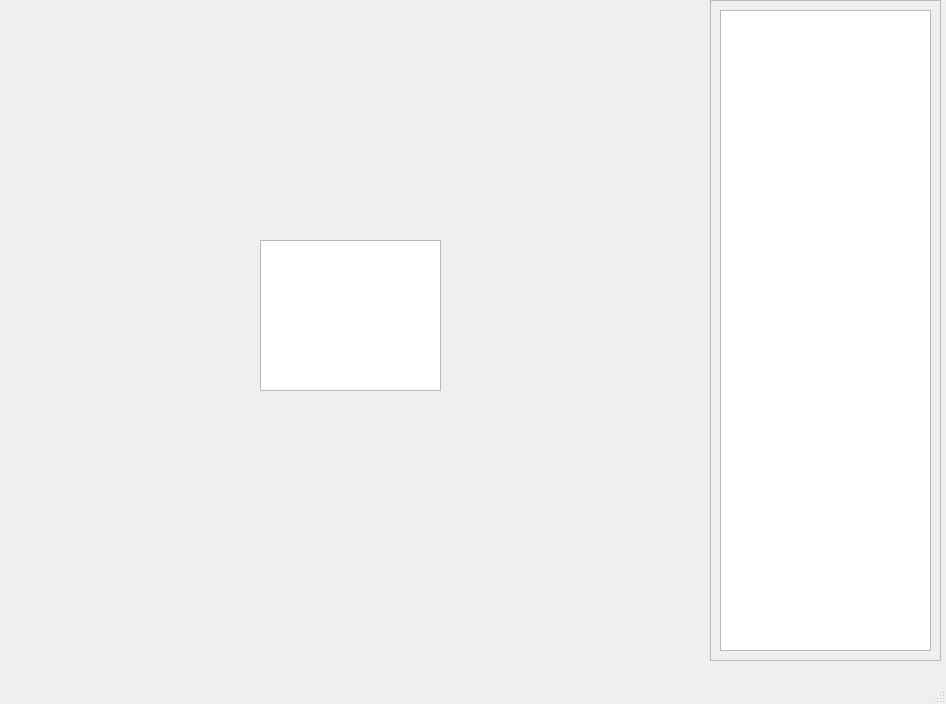
Before: the Qt Designer form mainwindow.ui in Entropy675/AED_Plus, drawn with Qt 5.
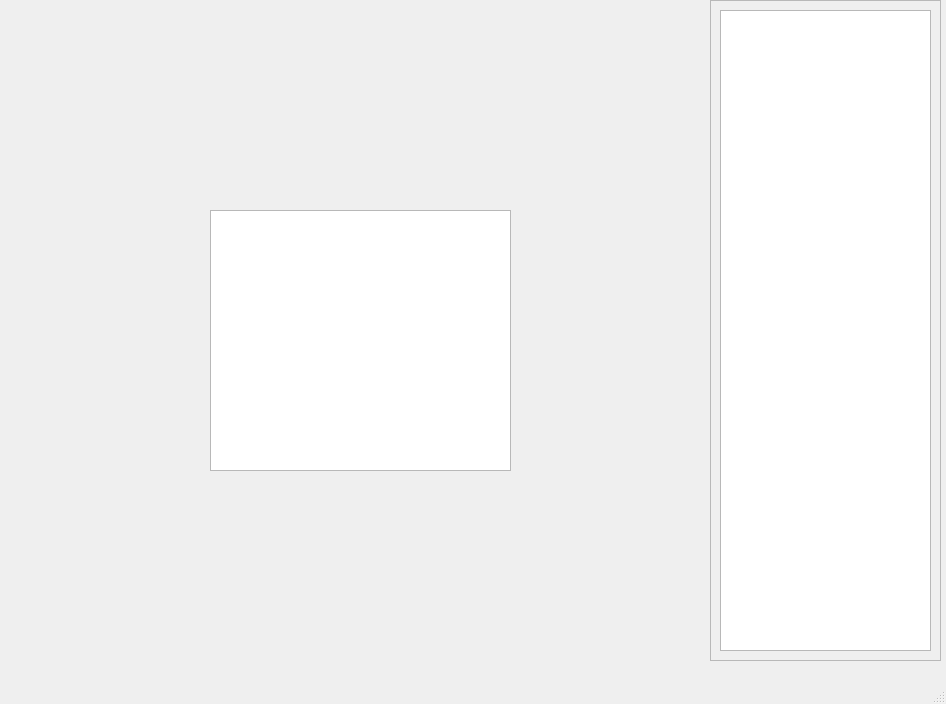
After: the same form once the commit is applied.

```diff
--- a/mainwindow.ui
+++ b/mainwindow.ui
@@ -17,10 +17,10 @@
    <widget class="QGraphicsView" name="HeartRateView">
     <property name="geometry">
      <rect>
-      <x>260</x>
-      <y>240</y>
-      <width>181</width>
-      <height>151</height>
+      <x>210</x>
+      <y>210</y>
+      <width>301</width>
+      <height>261</height>
      </rect>
     </property>
    </widget>
```
